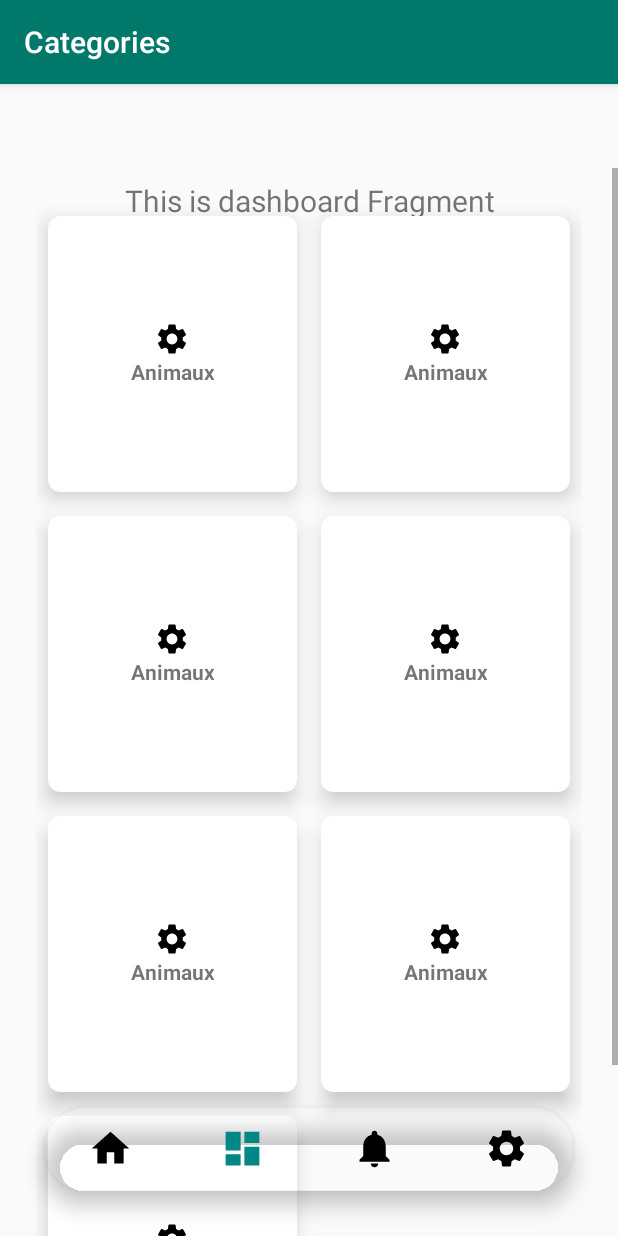
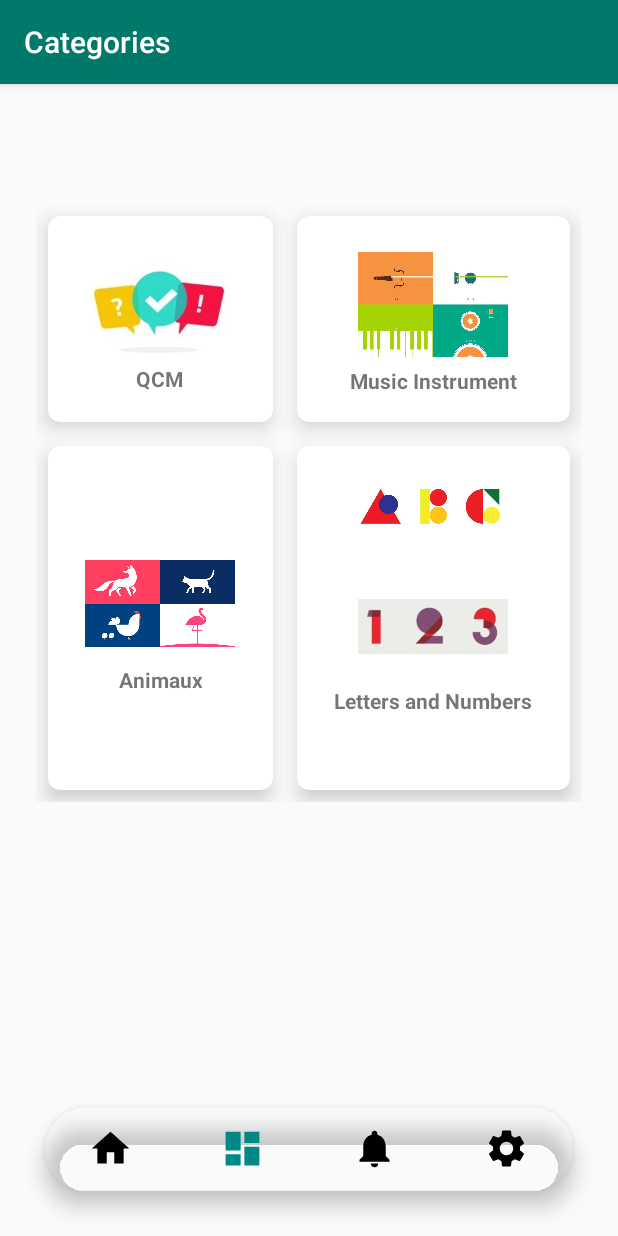
Before and after one commit to D-Ezel/SmartKids, an Android app: the DashboardFragment screen opened through its navigation route, on a phone screen of 412 x 824 dp. Run offline under Robolectric (Android 15) with nearby library versions, the phone set to English and light mode, and no system bars; our stand-ins replace navigation-ui; 1 statement that could not run was skipped.

Commit message:
updated image of categories

```diff
--- a/app/src/main/java/com/smartkid/dd/activity/ui/dashboard/DashboardViewModel.kt
+++ b/app/src/main/java/com/smartkid/dd/activity/ui/dashboard/DashboardViewModel.kt
@@ -7,7 +7,7 @@ import androidx.lifecycle.ViewModel
 class DashboardViewModel : ViewModel() {
 
     private val _text = MutableLiveData<String>().apply {
-        value = "This is dashboard Fragment"
+        value = ""
     }
     val text: LiveData<String> = _text
 }
--- a/app/src/main/res/layout/fragment_dashboard.xml
+++ b/app/src/main/res/layout/fragment_dashboard.xml
@@ -26,7 +26,7 @@
 
       <GridLayout
         android:layout_width="match_parent"
-        android:layout_height="800dp"
+        android:layout_height="wrap_content"
         android:layout_below="@id/text_dashboard"
         android:layout_margin="24dp"
         android:columnCount="2"
@@ -36,13 +36,14 @@
           android:layout_width="wrap_content"
           android:layout_height="wrap_content"
           android:layout_row="0"
-          android:layout_rowWeight="1"
+          android:layout_rowWeight="0"
           android:layout_column="0"
           android:layout_columnWeight="1"
           android:layout_gravity="fill"
           android:layout_margin="8dp"
           app:cardCornerRadius="8dp"
-          app:cardElevation="8dp">
+          app:cardElevation="8dp"
+          >
 
           <LinearLayout
             android:layout_width="wrap_content"
@@ -52,14 +53,15 @@
             android:orientation="vertical">
 
             <ImageView
-              android:layout_width="wrap_content"
-              android:layout_height="wrap_content"
-              android:src="@drawable/ic_baseline_settings_24" />
+              android:layout_width="100dp"
+              android:layout_height="80dp"
+              android:gravity="center"
+              android:src="@drawable/quiz_logo_modified" />
 
             <TextView
               android:layout_width="wrap_content"
               android:layout_height="wrap_content"
-              android:text="Animaux"
+              android:text="QCM"
               android:textAlignment="center"
               android:textStyle="bold" />
           </LinearLayout>
@@ -82,25 +84,29 @@
             android:layout_height="wrap_content"
             android:layout_gravity="center_vertical|center_horizontal"
             android:gravity="center"
+
             android:orientation="vertical">
 
             <ImageView
-              android:layout_width="wrap_content"
-              android:layout_height="wrap_content"
-              android:src="@drawable/ic_baseline_settings_24" />
+              android:layout_width="100dp"
+              android:layout_height="100dp"
+              android:layout_gravity="center"
+              android:paddingTop="18dp"
+              android:src="@drawable/music_instrument_categ" />
 
             <TextView
               android:layout_width="wrap_content"
               android:layout_height="wrap_content"
-              android:text="Animaux"
+              android:text="Music Instrument"
               android:textAlignment="center"
-              android:textStyle="bold" />
+              android:textStyle="bold"
+              android:paddingBottom="18dp"/>
           </LinearLayout>
         </androidx.cardview.widget.CardView>
 
         <androidx.cardview.widget.CardView
           android:layout_width="wrap_content"
-          android:layout_height="30dp"
+          android:layout_height="wrap_content"
           android:layout_row="2"
           android:layout_rowWeight="1"
           android:layout_column="0"
@@ -115,19 +121,24 @@
             android:layout_height="wrap_content"
             android:layout_gravity="center_vertical|center_horizontal"
             android:gravity="center"
-            android:orientation="vertical">
+            android:orientation="vertical"
+            >
 
             <ImageView
-              android:layout_width="wrap_content"
-              android:layout_height="wrap_content"
-              android:src="@drawable/ic_baseline_settings_24" />
+              android:layout_width="100dp"
+              android:layout_height="100dp"
+              android:layout_gravity="center"
+              android:paddingTop="18dp"
+              android:src="@drawable/animal_categ" />
 
             <TextView
               android:layout_width="wrap_content"
               android:layout_height="wrap_content"
               android:text="Animaux"
               android:textAlignment="center"
-              android:textStyle="bold" />
+              android:textStyle="bold"
+              android:paddingBottom="18dp"
+              />
           </LinearLayout>
         </androidx.cardview.widget.CardView>
 
@@ -148,116 +159,23 @@
             android:layout_height="wrap_content"
             android:layout_gravity="center_vertical|center_horizontal"
             android:gravity="center"
-            android:orientation="vertical">
+            android:orientation="vertical"
+            android:paddingBottom="50dp">
 
             <ImageView
-              android:layout_width="wrap_content"
-              android:layout_height="wrap_content"
-              android:src="@drawable/ic_baseline_settings_24" />
+              android:layout_width="100dp"
+              android:layout_height="80dp"
+              android:src="@drawable/abc" />
+
+            <ImageView
+              android:layout_width="100dp"
+              android:layout_height="80dp"
+              android:src="@drawable/numbers_modified" />
 
             <TextView
               android:layout_width="wrap_content"
               android:layout_height="wrap_content"
-              android:text="Animaux"
-              android:textAlignment="center"
-              android:textStyle="bold" />
-          </LinearLayout>
-        </androidx.cardview.widget.CardView>
-
-        <androidx.cardview.widget.CardView
-          android:layout_width="wrap_content"
-          android:layout_height="wrap_content"
-          android:layout_row="3"
-          android:layout_rowWeight="1"
-          android:layout_column="0"
-          android:layout_columnWeight="1"
-          android:layout_gravity="fill"
-          android:layout_margin="8dp"
-          app:cardCornerRadius="8dp"
-          app:cardElevation="8dp">
-
-          <LinearLayout
-            android:layout_width="wrap_content"
-            android:layout_height="wrap_content"
-            android:layout_gravity="center_vertical|center_horizontal"
-            android:gravity="center"
-            android:orientation="vertical">
-
-            <ImageView
-              android:layout_width="wrap_content"
-              android:layout_height="wrap_content"
-              android:src="@drawable/ic_baseline_settings_24" />
-
-            <TextView
-              android:layout_width="wrap_content"
-              android:layout_height="wrap_content"
-              android:text="Animaux"
-              android:textAlignment="center"
-              android:textStyle="bold" />
-          </LinearLayout>
-        </androidx.cardview.widget.CardView>
-
-        <androidx.cardview.widget.CardView
-          android:layout_width="wrap_content"
-          android:layout_height="wrap_content"
-          android:layout_row="3"
-          android:layout_rowWeight="1"
-          android:layout_column="1"
-          android:layout_columnWeight="1"
-          android:layout_gravity="fill"
-          android:layout_margin="8dp"
-          app:cardCornerRadius="8dp"
-          app:cardElevation="8dp">
-
-          <LinearLayout
-            android:layout_width="wrap_content"
-            android:layout_height="wrap_content"
-            android:layout_gravity="center_vertical|center_horizontal"
-            android:gravity="center"
-            android:orientation="vertical">
-
-            <ImageView
-              android:layout_width="wrap_content"
-              android:layout_height="wrap_content"
-              android:src="@drawable/ic_baseline_settings_24" />
-
-            <TextView
-              android:layout_width="wrap_content"
-              android:layout_height="wrap_content"
-              android:text="Animaux"
-              android:textAlignment="center"
-              android:textStyle="bold" />
-          </LinearLayout>
-        </androidx.cardview.widget.CardView>
-
-        <androidx.cardview.widget.CardView
-          android:layout_width="wrap_content"
-          android:layout_height="wrap_content"
-          android:layout_row="4"
-          android:layout_rowWeight="1"
-          android:layout_column="0"
-          android:layout_columnWeight="1"
-          android:layout_gravity="fill"
-          android:layout_margin="8dp"
-          app:cardCornerRadius="8dp"
-          app:cardElevation="8dp">
-
-          <LinearLayout
-            android:layout_width="wrap_content"
-            android:layout_height="wrap_content"
-            android:layout_gravity="center_vertical|center_horizontal"
-            android:gravity="center"
-            android:orientation="vertical">
-
-            <ImageView
-              android:layout_width="wrap_content"
-              android:layout_height="wrap_content"
-              android:src="@drawable/ic_baseline_settings_24" />
-
-            <TextView
-              android:layout_width="wrap_content"
-              android:layout_height="wrap_content"
-              android:text="Animaux"
+              android:text="Letters and Numbers"
               android:textAlignment="center"
               android:textStyle="bold" />
           </LinearLayout>
```
Also changed, not shown: app/src/main/res/drawable/abc.jpg (added), app/src/main/res/drawable/animal_categ.png (added), app/src/main/res/drawable/music_instrument_categ.jpg (added), app/src/main/res/drawable/numbers_modified.jpg (added), app/src/main/res/drawable/quiz_logo_modified.jpg (added).
